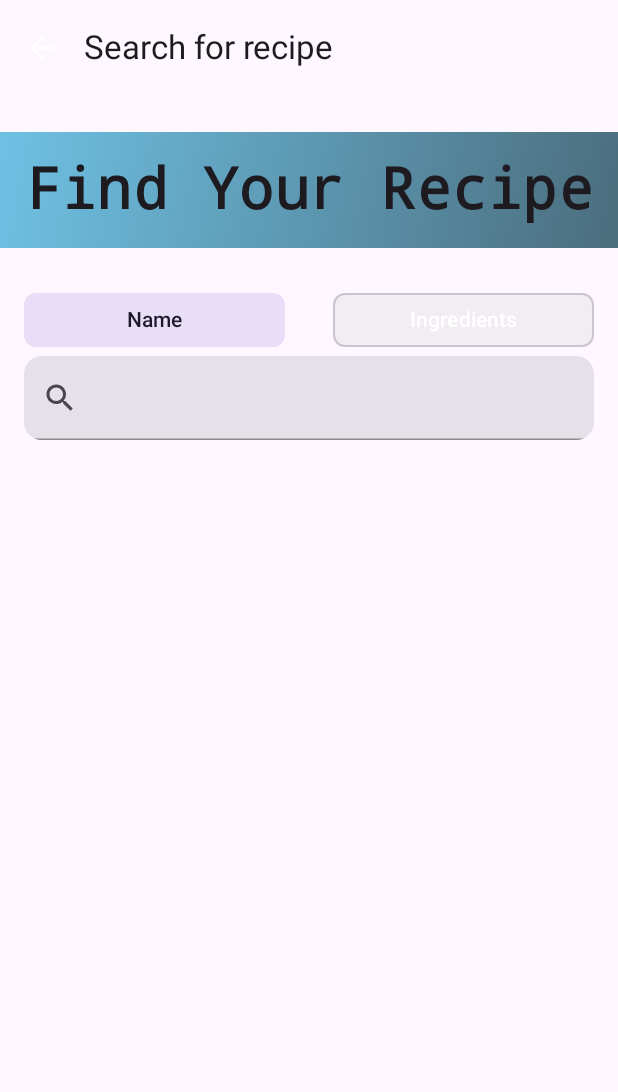
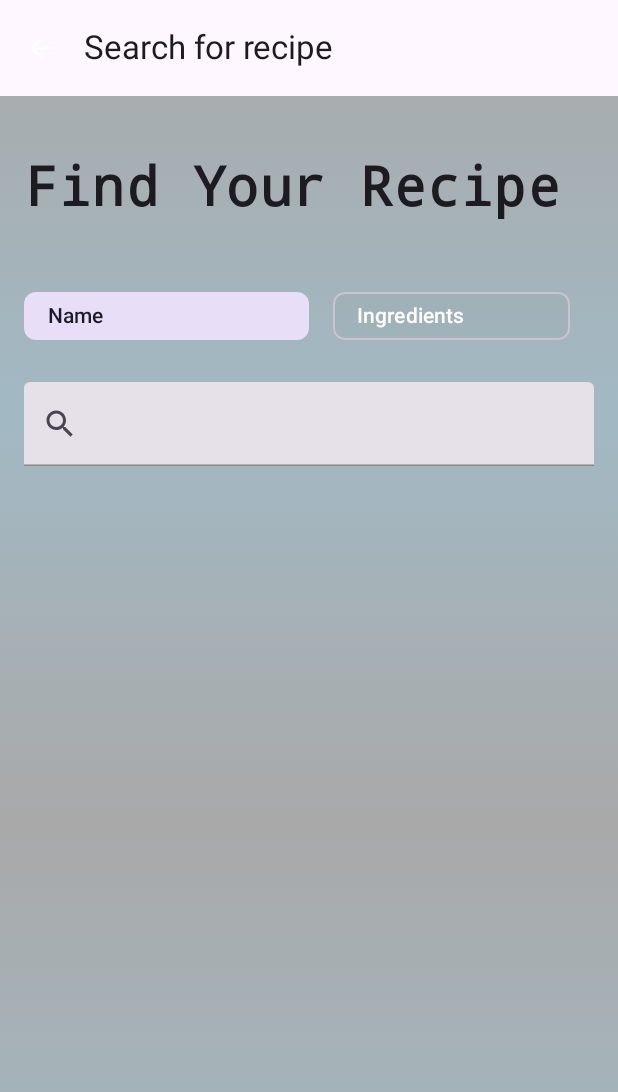
Before and after one commit to EdyWDev/HomeBarInCompose, an Android app built with Jetpack Compose: the screen it shows after launch (SearchActivity), after a tap on "FIND A RECIPE", on a phone screen of 412 x 824 dp. Shown: the top 1092 px of the screen. Run offline under Robolectric (Android 15) with nearby library versions, the phone set to English and light mode, and no system bars; our stand-ins replace Dagger/Hilt's generated code; pictures from the network do not load.

Commit message:
adding gradient background

```diff
--- a/app/src/main/java/com/example/homebarincompose/recipesearch/ui/SearchActivity.kt
+++ b/app/src/main/java/com/example/homebarincompose/recipesearch/ui/SearchActivity.kt
@@ -11,6 +11,7 @@ import androidx.activity.viewModels
 import androidx.compose.foundation.background
 import androidx.compose.foundation.clickable
 import androidx.compose.foundation.layout.Arrangement
+import androidx.compose.foundation.layout.Box
 import androidx.compose.foundation.layout.Column
 import androidx.compose.foundation.layout.PaddingValues
 import androidx.compose.foundation.layout.Row
@@ -19,15 +20,12 @@ import androidx.compose.foundation.layout.fillMaxSize
 import androidx.compose.foundation.layout.fillMaxWidth
 import androidx.compose.foundation.layout.height
 import androidx.compose.foundation.layout.padding
-import androidx.compose.foundation.layout.width
-import androidx.compose.foundation.lazy.LazyColumn
 import androidx.compose.foundation.rememberScrollState
 import androidx.compose.foundation.text.KeyboardActions
 import androidx.compose.foundation.verticalScroll
 import androidx.compose.material.icons.Icons
 import androidx.compose.material.icons.filled.ArrowBack
 import androidx.compose.material.icons.filled.Search
-import androidx.compose.material3.AlertDialogDefaults.shape
 import androidx.compose.material3.Card
 import androidx.compose.material3.CardDefaults
 import androidx.compose.material3.ExperimentalMaterial3Api
@@ -37,8 +35,6 @@ import androidx.compose.material3.Icon
 import androidx.compose.material3.IconButton
 import androidx.compose.material3.MaterialTheme
 import androidx.compose.material3.Scaffold
-import androidx.compose.material3.Switch
-import androidx.compose.material3.SwitchDefaults
 import androidx.compose.material3.Text
 import androidx.compose.material3.TextField
 import androidx.compose.material3.TextFieldDefaults
@@ -49,7 +45,6 @@ import androidx.compose.runtime.getValue
 import androidx.compose.runtime.mutableStateOf
 import androidx.compose.runtime.remember
 import androidx.compose.runtime.setValue
-import androidx.compose.ui.Alignment
 import androidx.compose.ui.Modifier
 import androidx.compose.ui.draw.clip
 import androidx.compose.ui.graphics.Brush
@@ -120,67 +115,6 @@ class SearchActivity : ComponentActivity() {
     }
 }
 
-
-@Composable
-fun Switch(innerPadding: PaddingValues) {
-    LazyColumn(
-        modifier = Modifier.fillMaxSize(),
-        contentPadding = innerPadding,
-        verticalArrangement = Arrangement.spacedBy(8.dp)
-    ) {
-        item {
-            val switchStateForName = remember { mutableStateOf(false) }
-            Row(
-                verticalAlignment = Alignment.CenterVertically
-            ) {
-                Text(
-                    modifier = Modifier
-                        .padding(16.dp),
-                    text = "Search by NAME",
-                    fontWeight = FontWeight.Bold,
-                    color = Color.Black
-                )
-                Switch(
-                    checked = switchStateForName.value,
-                    onCheckedChange = { switchStateForName.value = it },
-                    colors = SwitchDefaults.colors(
-                        checkedThumbColor = Color.Green,
-                        uncheckedThumbColor = Color.Gray,
-                        checkedTrackColor = Color.LightGray,
-                        uncheckedTrackColor = Color.DarkGray,
-                    ),
-                )
-            }
-
-        }
-        item {
-
-            val switchStateForIngredients = remember { mutableStateOf(false) }
-            Row(
-                verticalAlignment = Alignment.CenterVertically
-            ) {
-                Text(
-                    modifier = Modifier
-                        .padding(16.dp),
-                    text = "Search by INGREDIENTS",
-                    fontWeight = FontWeight.Bold
-                )
-                Switch(
-                    modifier = Modifier.padding(vertical = 16.dp),
-                    checked = switchStateForIngredients.value,
-                    onCheckedChange = { switchStateForIngredients.value = it },
-                    colors = SwitchDefaults.colors(
-                        checkedThumbColor = Color.DarkGray,
-                        uncheckedThumbColor = Color.Gray,
-                        checkedTrackColor = Color.LightGray,
-                        uncheckedTrackColor = Color.DarkGray,
-                    ),
-                )
-            }
-        }
-    }
-}
-
 @OptIn(ExperimentalMaterial3Api::class)
 @Composable
 fun SearchScreen(
@@ -193,8 +127,25 @@ fun SearchScreen(
     paddingValues: PaddingValues
 ) {
     val scrollState = rememberScrollState()
+
+    Box(
+        Modifier
+            .fillMaxSize()
+            .background(
+                Brush.verticalGradient(
+                    colors = listOf(
+                        /*MaterialTheme.colorScheme.primary.copy(alpha = 0.2f),
+                        MaterialTheme.colorScheme.secondary.copy(alpha = 0.1f)*/
+                        Color(0xFFA9A9A9),
+                        Color(0xFFA2B9C4),
+                        Color(0xFFA9A9A9),
+                        Color(0xFFA2B9C4)
+                    )
+                )
+            )
+    ) {
         Column(
-        Modifier
+            modifier = Modifier
                 .padding(paddingValues)
                 .verticalScroll(scrollState)
         ) {
@@ -203,37 +154,42 @@ fun SearchScreen(
                 letterSpacing = 1.sp,
                 fontFamily = FontFamily.Monospace,
                 textAlign = TextAlign.Center,
-            fontSize = 38.sp,
+                fontSize = 36.sp,
                 fontWeight = FontWeight.Bold,
-            modifier = Modifier
-                .padding(vertical = 24.dp)
+                color = MaterialTheme.colorScheme.onBackground,
+                modifier = Modifier.padding(horizontal = 16.dp, vertical = 40.dp)
+                /*modifier = Modifier
+                    .padding(vertical = 40.dp)
                     .fillMaxWidth()
                 .background(
                     brush = Brush.linearGradient(
                         colors = listOf(
                             Color(0xFF6EC1E4),
-                            Color(0xFF4B6D7D)
+                            Color(0xFF4B6D7D),
+                            Color(0xFFD7C6B3),
+                            Color(0xFFFFC1C1),
                         )
                     )
                 )
-                .padding(16.dp)
+                .padding(40.dp)
+            )*/
             )
-
             Row(
-            modifier = Modifier.fillMaxWidth(),
+                modifier = Modifier
+                    .fillMaxWidth()
+                    .padding(horizontal = 16.dp),
                 horizontalArrangement = Arrangement.SpaceEvenly
             ) {
                 FilterChip(
                     modifier = Modifier
-                    .padding(horizontal = 16.dp)
-                    .weight(0.5F)
+                        .weight(0.45F)
                         .clip(MaterialTheme.shapes.small),
                     label = {
-                    Text(
+                        Text(/*
                         modifier = Modifier
                             .fillMaxWidth()
                             .padding(vertical = 8.dp),
-                        textAlign = TextAlign.Center,
+                        textAlign = TextAlign.Center,*/
                             text = "Name"
                         )
                     },
@@ -248,14 +204,14 @@ fun SearchScreen(
                 FilterChip(
                     modifier = Modifier
                         .padding(horizontal = 16.dp)
-                    .weight(0.5F)
+                        .weight(0.45F)
                         .clip(MaterialTheme.shapes.small),
                     label = {
                         Text(
-                        modifier = Modifier
+                            /*modifier = Modifier
                                 .fillMaxWidth()
                                 .padding(vertical = 8.dp),
-                        textAlign = TextAlign.Center,
+                            textAlign = TextAlign.Center,*/
                             text = "Ingredients"
                         )
                     },
@@ -267,6 +223,8 @@ fun SearchScreen(
                     )
                 )
             }
+
+            Spacer(modifier = Modifier.height(20.dp))
 
             var text by remember { mutableStateOf("") }
 
@@ -280,8 +238,8 @@ fun SearchScreen(
                 singleLine = true,
                 modifier = Modifier
                     .fillMaxWidth()
-                .padding(horizontal = 16.dp)
-                .clip(MaterialTheme.shapes.medium),
+                    .padding(horizontal = 16.dp),
+                //    .clip(MaterialTheme.shapes.medium),
                 leadingIcon = {
                     Icon(
                         imageVector = Icons.Default.Search,
@@ -300,11 +258,9 @@ fun SearchScreen(
                     unfocusedLabelColor = Color.Gray
                 )
             )
-
-
-        Log.d("SearchScreen", "Drink list; ${state.drinksList}")
             state.drinksList.forEach { item ->
                 ListOfDrinks(items = item)
+            }
         }
     }
 }
```
Lines whose indentation alone changed are shown as unchanged.
